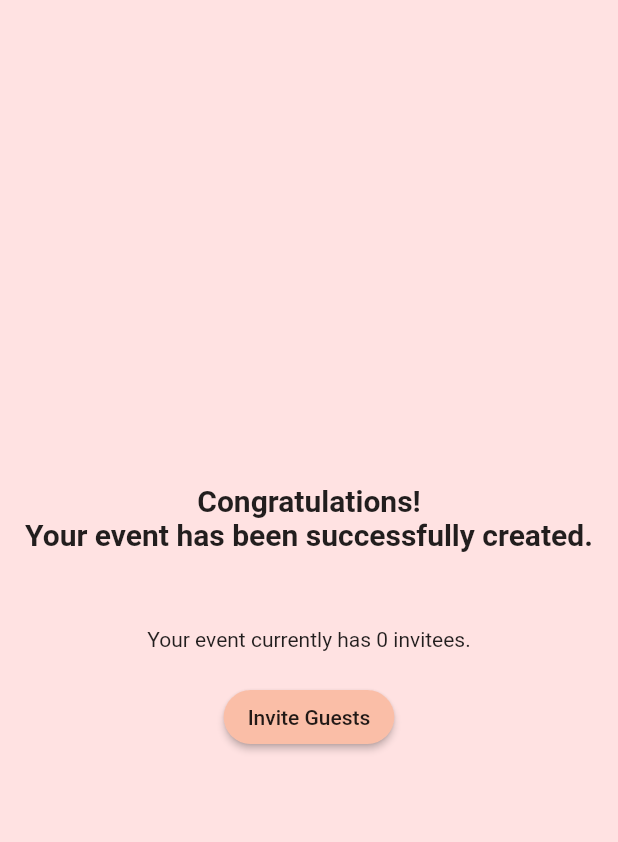
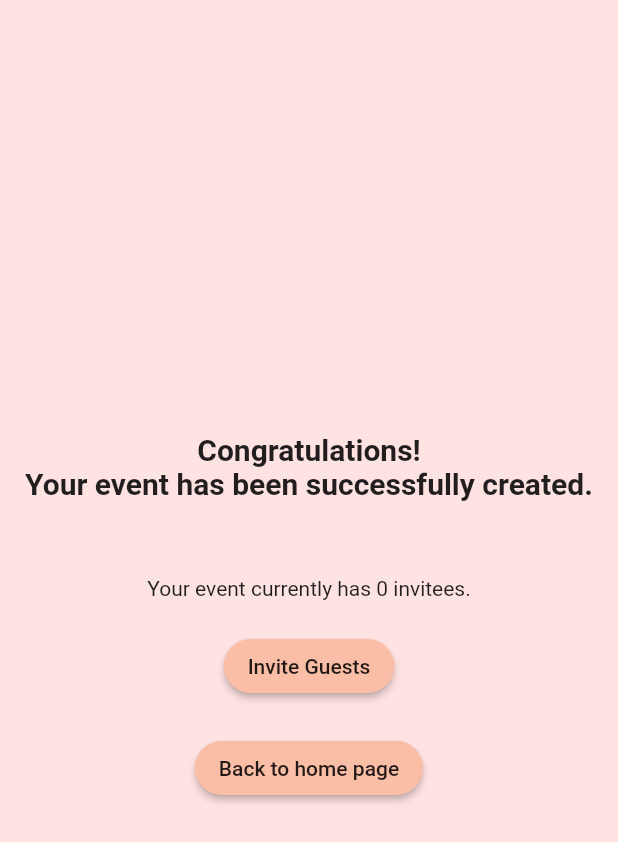
Before and after one commit to shah444/managr, a Flutter app: the EventCreationSuccess screen opened directly, on a phone screen of 412 x 824 dp. Shown: the top 842 px of the screen. Run offline on Flutter 3.47's test engine with Material 2 defaults, Android fonts, the phone set to English and light mode, and no system bars; our stand-ins replace firebase_auth, firebase_core, firebase_storage, fluttertoast, shared_preferences; accounts and stored records are empty; network calls fail.

Commit message:
minor changes

```diff
--- a/managr_frontend/lib/pages/eventCreationSuccess.dart
+++ b/managr_frontend/lib/pages/eventCreationSuccess.dart
@@ -1,5 +1,6 @@
 import 'package:flutter/material.dart';
 import 'package:managr_frontend/colors.dart';
+import 'package:managr_frontend/pages/homepage.dart';
 
 class EventCreationSuccess extends StatefulWidget {
   @override
@@ -49,6 +50,22 @@ class _EventCreationSuccessState extends State<EventCreationSuccess> {
                     },
                   ),
                 ),
+              ),
+              Container(
+                padding: EdgeInsets.only(top: 20),
+                child: ButtonTheme(
+                  buttonColor: buttonColor,
+                  shape: RoundedRectangleBorder(borderRadius: BorderRadius.circular(30)),
+                  minWidth: screenWidth / 5,
+                  child: RaisedButton(
+                    elevation: 2,
+                    clipBehavior: Clip.antiAlias,
+                    child: Text("Back to home page"),
+                    onPressed: () async {
+                      Navigator.push(context, MaterialPageRoute(builder: (context) => HomePage()));
+                    },
+                  ),
+                ),
               )
             ],
           ),
```
Also changed, not shown: managr_frontend/lib/pages/createEvent.dart (+8 -3 lines).
